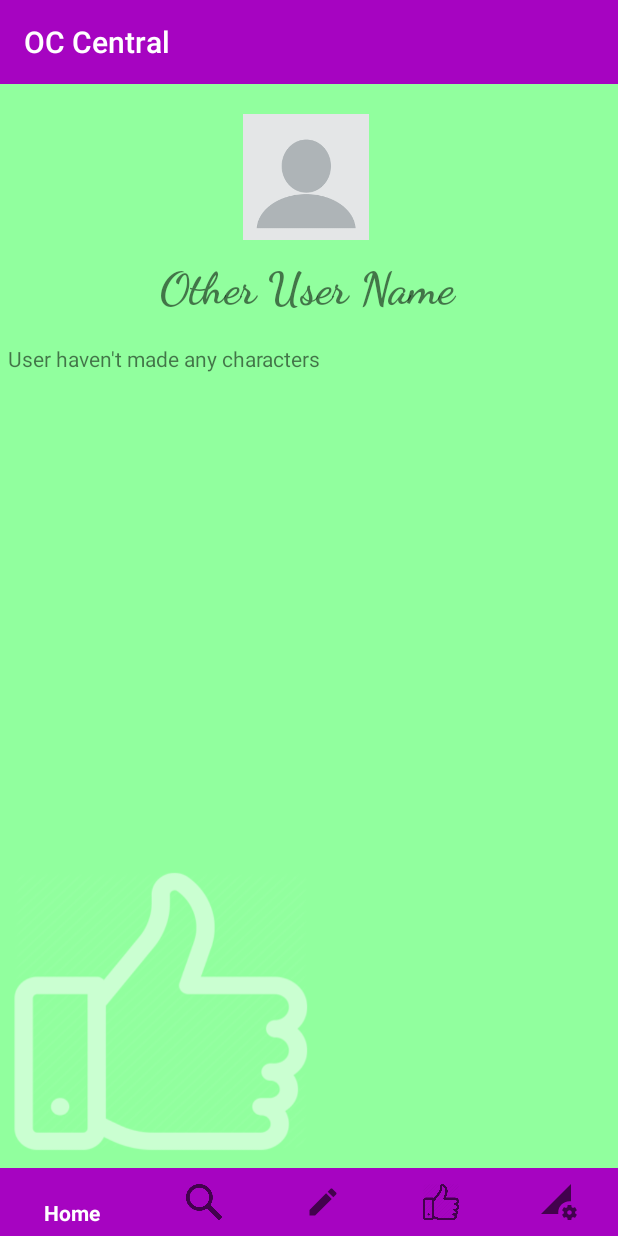
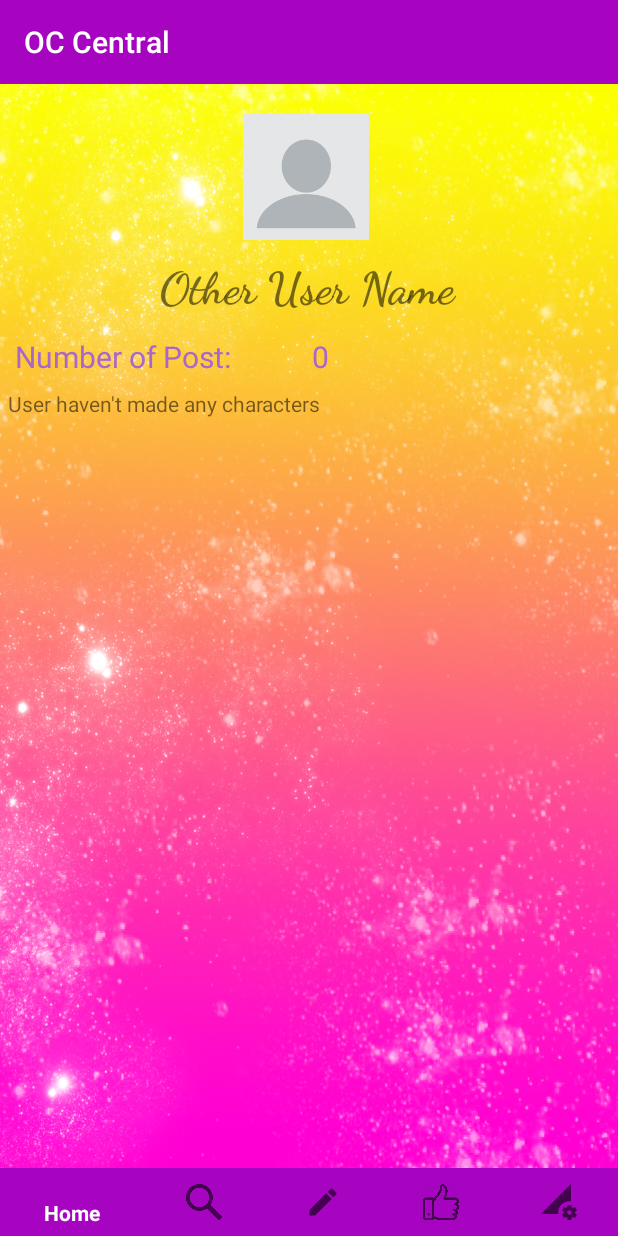
Before and after one commit to nguyl88/OriginalCharacterApp, an Android app: the fragment OtherProfileActivity placed in its activity, on a phone screen of 412 x 824 dp. Run offline under Robolectric (Android 15) with nearby library versions, the phone set to English and light mode, and no system bars; our stand-ins replace Firebase (no records; nobody signed in at launch, a user with empty details on screens opened directly), Picasso; 4 statements that could not run were skipped.

Commit message:
Final Commit 1

```diff
--- a/app/src/main/java/com/example/linda/originalcharacterapp/HomeFragment.java
+++ b/app/src/main/java/com/example/linda/originalcharacterapp/HomeFragment.java
@@ -61,7 +61,8 @@ public class HomeFragment extends Fragment {
     private Uri selectedImage = null;
     private Uri downloadImage;
     private StorageReference storageReference;
-    private TextView noOCs;
+    private TextView noOCs, numOfOCs, titlePost;
+    private int numberOfPosts = 0;
 
     private ImageView userProfile;
 
@@ -107,6 +108,8 @@ public class HomeFragment extends Fragment {
 
         userProfile = getView().findViewById (R.id.user_profile_image);
         noOCs=  (TextView)getView().findViewById(R.id.usernocharacters);
+        numOfOCs=  (TextView)getView().findViewById(R.id.numOfCharacters);
+        titlePost=  (TextView)getView().findViewById(R.id.titlepost);
         currentUsername = getView().findViewById(R.id.current_username);
         mRecyclerView = getView().findViewById (R.id.imagegallery); //recycler view)
         reference = FirebaseDatabase.getInstance().getReference("User Account");
@@ -232,7 +235,7 @@ public class HomeFragment extends Fragment {
                     ////Loop 1 to go through all the child nodes of characters
                     for(DataSnapshot characterSnapshot : dataSnapshot.getChildren()){
                             if (dataSnapshot.getValue() != null ) {
-
+                                numberOfPosts++;
                                 noOCs.setVisibility (View.INVISIBLE);
                                 CharacterInformation oc = characterSnapshot.getValue (CharacterInformation.class);
                                 String ocKey = characterSnapshot.getKey ();
@@ -245,6 +248,8 @@ public class HomeFragment extends Fragment {
                             } else {
                                 System.out.println("User has no characers");
                             }
+
+                            numOfOCs.setText(String.valueOf(numberOfPosts));
                     }
                     mAdapter = new RecycleViewAdapter (userOCs, getActivity()); //where the image is inserted
                     mRecyclerView.setAdapter(mAdapter);
--- a/app/src/main/java/com/example/linda/originalcharacterapp/MainUserActivity.java
+++ b/app/src/main/java/com/example/linda/originalcharacterapp/MainUserActivity.java
@@ -87,7 +87,6 @@ public class MainUserActivity extends AppCompatActivity implements EditCharacter
          }
     @Override
     public void onFragmentInteraction(Uri uri){
-
     }
 
     @Override
--- a/app/src/main/java/com/example/linda/originalcharacterapp/OtherProfileActivity.java
+++ b/app/src/main/java/com/example/linda/originalcharacterapp/OtherProfileActivity.java
@@ -40,7 +40,8 @@ public class OtherProfileActivity extends Fragment {
     private static final String USER_INFO = "USERINFO";
     private RecyclerView.LayoutManager mLayoutManager;
     private ImageView profileImage;
-    private TextView noCharacters;
+    private TextView noCharacters, numOfOCs, titlePost;
+    private int numOfPosts;
 
     private DatabaseReference reference;
     private FirebaseDatabase firebaseDatabase;
@@ -66,6 +67,8 @@ public class OtherProfileActivity extends Fragment {
 
         otherUser =  getView().findViewById(R.id.otheruser_title);
         noCharacters=  getView().findViewById(R.id.nocharacters);
+        numOfOCs=  (TextView)getView().findViewById(R.id.other_numOfCharacters);
+        titlePost=  (TextView)getView().findViewById(R.id.other_title_post);
         profileImage = getView().findViewById(R.id.otheruser_profile_image);
         mRecyclerView = (RecyclerView)getView().findViewById (R.id.recycler_other_user);
         reference = FirebaseDatabase.getInstance().getReference("User Account");
@@ -132,6 +135,7 @@ public class OtherProfileActivity extends Fragment {
                 ////Loop 1 to go through all the child nodes of characters
                 for(DataSnapshot characterSnapshot : dataSnapshot.getChildren()){
                     if (dataSnapshot.getValue() != null ) {
+                        numOfPosts++;
                         noCharacters.setVisibility (View.GONE);
                         CharacterInformation oc = characterSnapshot.getValue (CharacterInformation.class);
                         String ocKey = characterSnapshot.getKey ();
@@ -142,6 +146,7 @@ public class OtherProfileActivity extends Fragment {
                     } else { //if user haven't added any characters
                         break;
                     }
+                    numOfOCs.setText(String.valueOf(numOfPosts));
                 }
 
                 System.out.println("Setting other user profile adapter success");
--- a/app/src/main/java/com/example/linda/originalcharacterapp/SettingsFragment.java
+++ b/app/src/main/java/com/example/linda/originalcharacterapp/SettingsFragment.java
@@ -77,7 +77,7 @@ public class SettingsFragment extends Fragment {
             String newUsername;
             @Override
             public void onClick(View view) {
-                if (txtUsername.getText().toString() != null) {
+                if (txtUsername.getText().toString() != "") {
                     newUsername = txtUsername.getText().toString();
                     reference.child(firebaseUser.getUid()).child("users").child("username").setValue(newUsername);
                     Toast.makeText(getContext(), "Username Change", Toast.LENGTH_SHORT).show();
--- a/app/src/main/res/layout/activity_otherprofile.xml
+++ b/app/src/main/res/layout/activity_otherprofile.xml
@@ -5,10 +5,11 @@
     android:layout_width="match_parent"
     android:layout_height="match_parent"
     android:layout_weight="1"
-    android:background= "@mipmap/searchscreen"
+    android:background= "@mipmap/galaxy"
     android:fitsSystemWindows="true"
     android:baselineAligned="false"
     >
+
     <ScrollView
         android:id="@+id/scrollview"
         android:layout_width="wrap_content"
@@ -17,10 +18,12 @@
         android:clipToPadding="false"
         android:fillViewport="false"
         android:scrollbarStyle="outsideInset">
+
         <LinearLayout
             android:layout_width="match_parent"
             android:layout_height="wrap_content"
             android:orientation="vertical">
+
             <ImageView
                 android:id="@+id/otheruser_profile_image"
                 android:layout_width="match_parent"
@@ -43,6 +46,39 @@
                 app:fontFamily="cursive"
                 tools:paddingBottom="10dp" />
 
+            <LinearLayout
+                android:layout_width="match_parent"
+                android:layout_height="match_parent"
+                android:layout_weight="1"
+                android:orientation="vertical">
+
+                <LinearLayout
+                    android:layout_width="match_parent"
+                    android:layout_height="30dp"
+                    android:layout_marginLeft="10dp"
+                    android:orientation="horizontal">
+
+
+                    <TextView
+                        android:id="@+id/other_title_post"
+                        android:layout_width="10dp"
+                        android:layout_height="wrap_content"
+                        android:layout_weight="1"
+                        android:text="Number of Post: "
+                        android:textColor="@android:color/holo_purple"
+                        android:textSize="20dp" />
+
+                    <TextView
+                        android:id="@+id/other_numOfCharacters"
+                        android:layout_width="wrap_content"
+                        android:layout_height="wrap_content"
+                        android:layout_weight="1"
+                        android:text="0"
+                        android:textColor="@android:color/holo_purple"
+                        android:textSize="20dp" />
+                </LinearLayout>
+            </LinearLayout>
+
             <TextView
                 android:id="@+id/nocharacters"
                 android:layout_width="match_parent"
@@ -51,14 +87,6 @@
                 android:layout_weight="1"
                 android:text="User haven't made any characters" />
 
-            <LinearLayout
-                android:layout_width="match_parent"
-                android:layout_height="match_parent"
-                android:orientation="horizontal">
-
-
-            </LinearLayout>
-
             <android.support.v7.widget.RecyclerView
                 android:id="@+id/recycler_other_user"
                 android:layout_width="match_parent"
@@ -66,14 +94,6 @@
 
             </android.support.v7.widget.RecyclerView>
 
-            <LinearLayout
-                android:layout_width="match_parent"
-                android:layout_height="70dp"
-                android:gravity="bottom"
-                android:orientation="horizontal">
-
-            </LinearLayout>
-
         </LinearLayout>
     </ScrollView>
 
--- a/app/src/main/res/layout/fragment_create.xml
+++ b/app/src/main/res/layout/fragment_create.xml
@@ -29,8 +29,10 @@
                 android:layout_width="100dp"
                 android:layout_height="150dp"
                 android:layout_gravity="center"
+                android:layout_margin="20dp"
+
                 android:layout_weight="1"
-                android:background="@android:color/holo_green_light">
+                android:background="@mipmap/addoc">
 
             </ImageView>
 
```
Also changed, not shown: app/src/main/java/com/example/linda/originalcharacterapp/CreateOCFragment.java (+3 -7 lines), app/src/main/res/layout/fragment_home.xml (+28 -2 lines), app/src/main/res/layout/fragment_settings.xml (+3 -4 lines), app/src/main/res/mipmap-mdpi/addoc.png (added), app/src/main/res/mipmap-xhdpi/addoc.png (added), app/src/main/res/mipmap-xhdpi/blacksnow.png (deleted), app/src/main/res/mipmap-xhdpi/crow.png (deleted), app/src/main/res/mipmap-xhdpi/hengfather.png (deleted), app/src/main/res/mipmap-xhdpi/rosalina.png (deleted), app/src/main/res/mipmap-xhdpi/yin.png (deleted), app/src/main/res/mipmap-xhdpi/zero.png (deleted), 1 other file.
